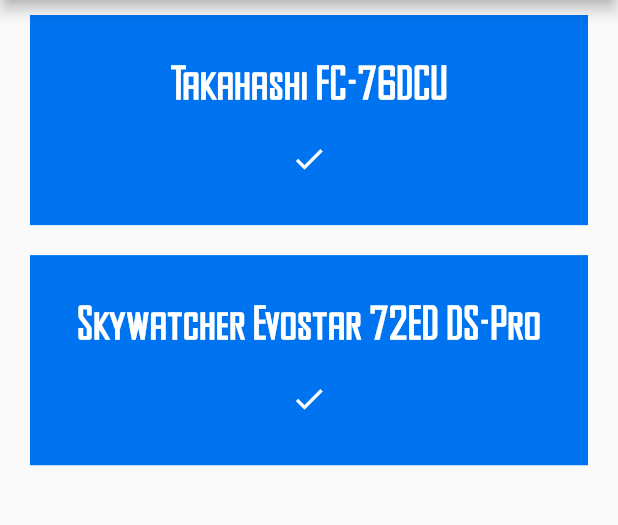
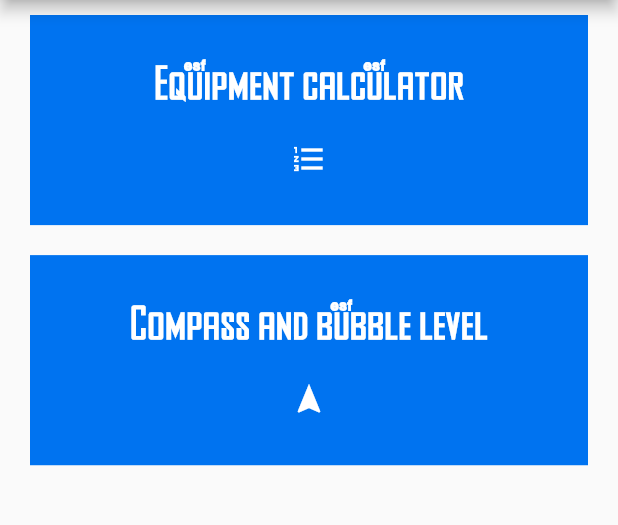
Before and after one commit to byggemandboesen/Astromate, a Flutter app: the screen it shows after launch, in the side drawer, after a tap on the "brightness 3" icon, on a phone screen of 412 x 824 dp, the part 84-609 px from its top. Run offline on Flutter 3.47's test engine with Material 2 defaults, Android fonts, the phone set to English and light mode, and no system bars; our stand-ins replace flutter_compass, shared_preferences; missing offline and left inert: aeyrium_sensor.

Commit message:
:sparkles: Added Alt/az coordinates for the phone as a compass/bubble level feature for satellite tracking and polar alignment!

```diff
--- /dev/null
+++ b/App/astromate/lib/components.dart
@@ -0,0 +1,24 @@
+import 'package:flutter/material.dart';
+import 'package:astromate/theme.dart';
+import 'package:provider/provider.dart';
+
+AppBar defultAppBar(String title, BuildContext context){
+  return AppBar(
+    title: Text(title, style: Theme.of(context).textTheme.headline1),
+    centerTitle: true,
+    actions: [
+      Consumer<ThemeStatus>(
+        builder: (context, themeClass, child){
+          return IconButton(
+            icon: themeClass.themeBool ? Icon(Icons.brightness_3) : Icon(Icons.brightness_7),
+            iconSize: 30,
+            onPressed: () async{
+              await themeClass.updateTheme();
+            },
+          );
+        }
+      ),
+    ],
+  );
+
+}
--- a/App/astromate/lib/main.dart
+++ b/App/astromate/lib/main.dart
@@ -1,10 +1,10 @@
+import 'package:astromate/screens/compass/compass.dart';
 import 'package:flutter/material.dart';
 import 'package:shared_preferences/shared_preferences.dart';
 import 'package:flutter/services.dart';
 import 'package:provider/provider.dart';
 
 import 'package:astromate/theme.dart';
-import 'package:astromate/splashscreen.dart';
 
 // Screens:
 import 'package:astromate/screens/homescreen/homescreen.dart';
@@ -34,9 +34,10 @@
             theme: themeClass.themeBool ? Themes().lightTheme : Themes().darkTheme,
             routes: {
               '/homescreen': (context) => HomeScreen(),
-              '/telescopes': (context) => TelescopeScreen()
+              '/telescopes': (context) => TelescopeScreen(),
+              '/compass': (context) => CompassScreen()
             },
-            home: Splash(),
+            home: HomeScreen(),
           )
         ),
       );
--- /dev/null
+++ b/App/astromate/lib/screens/compass/components.dart
@@ -0,0 +1,3 @@
+import 'package:flutter/material.dart';
+
+import 'package:astromate/theme.dart';
--- a/App/astromate/lib/screens/homescreen/body.dart
+++ b/App/astromate/lib/screens/homescreen/body.dart
@@ -33,22 +33,6 @@
   animationController.forward();
 
   // TODO: Read telescopes from shared preferences
-  return Column(
-    children: [
-      ListViewItem(
-        'Takahashi FC-76DCU',
-        Icons.done,
-        () => {}
-      ),
-      ListViewItem(
-        'Skywatcher Evostar 72ED DS-Pro',
-        Icons.done,
-        () => {}
-      ),
-    ],
-  );
-
-    /*
     return AnimatedBuilder(
       animation: animationController,
       builder: (BuildContext context, Widget child){
@@ -56,36 +40,24 @@
         return Transform(
           transform: Matrix4.translationValues(animation.value*width, 0, 0),
           child: ListView(
-            shrinkWrap: true,
             children: [
               ListViewItem(
-                'Visual',
-                Icons.remove_red_eye,
+                'Equipment calculator',
+                Icons.format_list_numbered,
                 () => {}
               ),
               ListViewItem(
-                'Imaging',
-                Icons.camera,
-                () => {}
+                'Compass and bubble level',
+                Icons.navigation,
+                () => {
+                  Navigator.of(context).pushNamed('/compass')
+                }
               ),
-              ListViewItem(
-                'Solar system',
-                Icons.brightness_3,
-                () => {}
-              ),
-              ListViewItem(
-                'Satellites',
-                Icons.wifi,
-                () => {},
-              )
             ],
-          ),
+          )
         );
       },
     );
-    */
-
-
   }
 }
 
--- a/App/astromate/lib/screens/homescreen/homescreen.dart
+++ b/App/astromate/lib/screens/homescreen/homescreen.dart
@@ -1,3 +1,4 @@
+import 'package:astromate/components.dart';
 import 'package:flutter/material.dart';
 import 'package:provider/provider.dart';
 
@@ -10,23 +11,7 @@
   Widget build(BuildContext context) {
     return SafeArea(
       child: Scaffold(
-        appBar: AppBar(
-          centerTitle: true,
-          title: Text('Astromate', style: Theme.of(context).textTheme.headline1,),
-          actions: [
-          Consumer<ThemeStatus>(
-            builder: (context, themeClass, child){
-              return IconButton(
-                icon: themeClass.themeBool ? Icon(Icons.brightness_3) : Icon(Icons.brightness_7),
-                iconSize: 30,
-                onPressed: () async{
-                  await themeClass.updateTheme();
-                },
-              );
-            }
-          ),
-          ],
-        ),
+        appBar: defultAppBar('Astromate', context),
         drawer: HomeScreenDrawer(),
         body: HomeBody()
       ),
--- a/App/astromate/lib/splashscreen.dart
+++ /dev/null
@@ -1,21 +0,0 @@
-import 'package:flutter/material.dart';
-import 'package:splashscreen/splashscreen.dart';
-
-class Splash extends StatefulWidget {
-  @override
-  _SplashState createState() => _SplashState();
-}
-
-class _SplashState extends State<Splash> {
-  @override
-  Widget build(BuildContext context) {
-    return new SplashScreen(
-      seconds: 2,
-      title: Text('Astromate', style: Theme.of(context).textTheme.headline1,),
-      backgroundColor: Theme.of(context).primaryColor,
-      loaderColor: Theme.of(context).accentColor,
-      navigateAfterSeconds: '/homescreen',
-      // TODO: Create app logo
-    );
-  }
-}
--- a/App/astromate/lib/theme.dart
+++ b/App/astromate/lib/theme.dart
@@ -28,8 +28,8 @@
       textTheme: ThemeData.light().textTheme.copyWith(
           bodyText1: TextStyle(color: blue, fontSize: 17, fontFamily: 'Agency'),
           bodyText2: TextStyle(color: blue.withOpacity(0.5), fontSize: 15, fontFamily: 'Agency'),
-          subtitle1: TextStyle(color: blue, fontSize: 25, fontFamily: 'Agency'),
-          subtitle2: TextStyle(color: blue, fontSize: 20, fontFamily: 'Agency', fontWeight: FontWeight.bold),
+          subtitle1: TextStyle(color: blue, fontSize: 25, fontFamily: 'Agency', fontWeight: FontWeight.bold),
+          subtitle2: TextStyle(color: blue, fontSize: 20, fontFamily: 'Agency'),
           headline1: TextStyle(color: Colors.white, fontSize: 30, fontFamily: 'Agency', fontWeight: FontWeight.bold),
       ),
   );
@@ -53,8 +53,8 @@
       textTheme: ThemeData.light().textTheme.copyWith(
           bodyText1: TextStyle(color: red, fontSize: 17, fontFamily: 'Agency'),
           bodyText2: TextStyle(color: red.withOpacity(0.5), fontSize: 15, fontFamily: 'Agency'),
-          subtitle1: TextStyle(color: red, fontSize: 25, fontFamily: 'Agency'),
-          subtitle2: TextStyle(color: red, fontSize: 20, fontFamily: 'Agency', fontWeight: FontWeight.bold),
+          subtitle1: TextStyle(color: red, fontSize: 25, fontFamily: 'Agency', fontWeight: FontWeight.bold),
+          subtitle2: TextStyle(color: red, fontSize: 20, fontFamily: 'Agency'),
           headline1: TextStyle(color: red, fontSize: 30, fontFamily: 'Agency', fontWeight: FontWeight.bold),
       ),
   );
--- a/App/astromate/pubspec.yaml
+++ b/App/astromate/pubspec.yaml
@@ -23,7 +23,9 @@
 dependencies:
   flutter:
     sdk: flutter
+  aeyrium_sensor: ^1.0.7
   cupertino_icons: ^0.1.3
+  flutter_compass: ^0.5.1
   provider: ^4.3.2+2
   shared_preferences: ^0.5.12
   splashscreen: ^1.2.0
```
Also changed, not shown: App/astromate/lib/screens/compass/body.dart (added, +121 -0 lines), App/astromate/lib/screens/compass/compass.dart (added, +22 -0 lines), App/astromate/lib/screens/homescreen/components.dart (line endings or trailing spaces), App/astromate/pubspec.lock.
